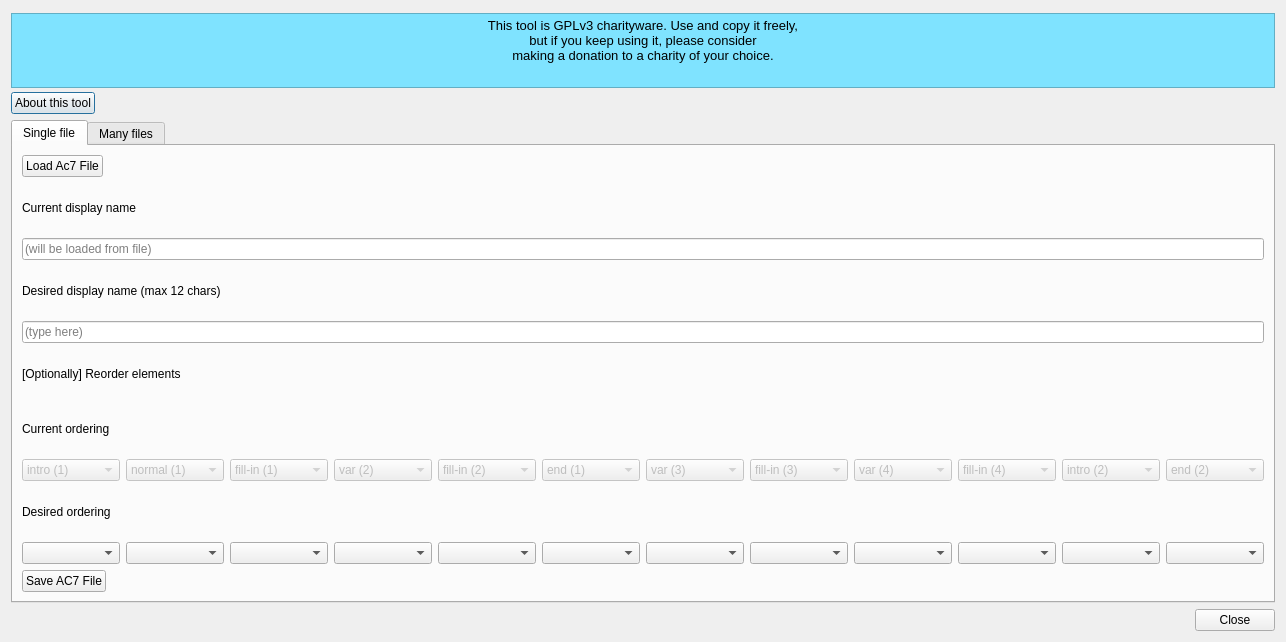
The window that ac7renamer/ac7renamerdlg.ui (shimpe/ac7renamer) describes before a commit, drawn with Qt 5.
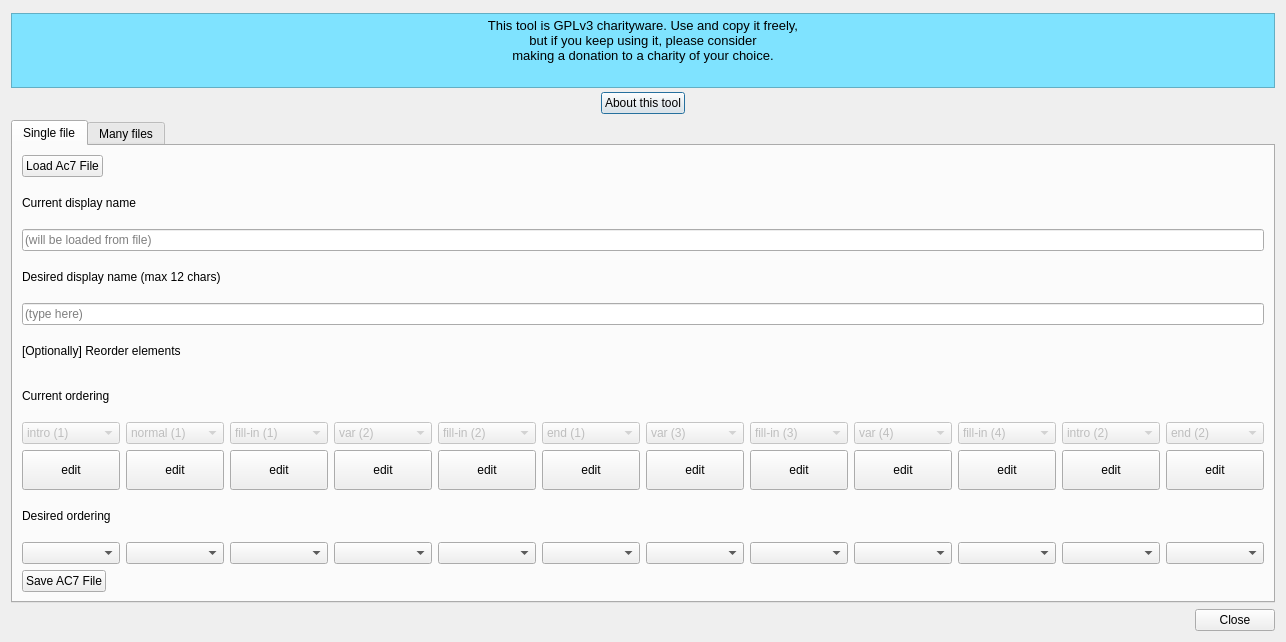
The same window after the commit. Icons and pictures are not drawn.

Diff of the .ui file:
```diff
--- a/ac7renamer/ac7renamerdlg.ui
+++ b/ac7renamer/ac7renamerdlg.ui
@@ -23,7 +23,9 @@
   <property name="styleSheet">
    <string notr="true"/>
   </property>
-  <layout class="QVBoxLayout" name="verticalLayout">
+  <layout class="QVBoxLayout" name="verticalLayout_2">
+   <item>
+    <layout class="QHBoxLayout" name="horizontalLayout_5">
    <item>
     <widget class="QTextBrowser" name="textBrowser">
      <property name="sizePolicy">
@@ -64,8 +66,23 @@
      </property>
     </widget>
    </item>
+    </layout>
+   </item>
    <item>
-    <layout class="QHBoxLayout" name="horizontalLayout_5">
+    <layout class="QHBoxLayout" name="horizontalLayout_8">
+     <item>
+      <spacer name="horizontalSpacer_6">
+       <property name="orientation">
+        <enum>Qt::Horizontal</enum>
+       </property>
+       <property name="sizeHint" stdset="0">
+        <size>
+         <width>40</width>
+         <height>20</height>
+        </size>
+       </property>
+      </spacer>
+     </item>
      <item>
       <widget class="QPushButton" name="aboutButton">
        <property name="text">
@@ -89,8 +106,6 @@
     </layout>
    </item>
    <item>
-    <layout class="QVBoxLayout" name="verticalLayout_2">
-     <item>
       <widget class="QTabWidget" name="tabWidget">
        <property name="currentIndex">
         <number>0</number>
@@ -99,7 +114,7 @@
         <attribute name="title">
          <string>Single file</string>
         </attribute>
-        <layout class="QVBoxLayout" name="verticalLayout_3">
+      <layout class="QVBoxLayout" name="verticalLayout">
          <item>
           <layout class="QHBoxLayout" name="horizontalLayout">
            <item>
@@ -347,6 +362,166 @@
            </item>
           </layout>
          </item>
+       <item>
+        <layout class="QHBoxLayout" name="horizontalLayout_6">
+         <item>
+          <widget class="QPushButton" name="editEl1">
+           <property name="sizePolicy">
+            <sizepolicy hsizetype="Minimum" vsizetype="Minimum">
+             <horstretch>0</horstretch>
+             <verstretch>0</verstretch>
+            </sizepolicy>
+           </property>
+           <property name="text">
+            <string>edit</string>
+           </property>
+          </widget>
+         </item>
+         <item>
+          <widget class="QPushButton" name="editEl2">
+           <property name="sizePolicy">
+            <sizepolicy hsizetype="Minimum" vsizetype="Minimum">
+             <horstretch>0</horstretch>
+             <verstretch>0</verstretch>
+            </sizepolicy>
+           </property>
+           <property name="text">
+            <string>edit</string>
+           </property>
+          </widget>
+         </item>
+         <item>
+          <widget class="QPushButton" name="editEl4">
+           <property name="sizePolicy">
+            <sizepolicy hsizetype="Minimum" vsizetype="Minimum">
+             <horstretch>0</horstretch>
+             <verstretch>0</verstretch>
+            </sizepolicy>
+           </property>
+           <property name="text">
+            <string>edit</string>
+           </property>
+          </widget>
+         </item>
+         <item>
+          <widget class="QPushButton" name="editEl3">
+           <property name="sizePolicy">
+            <sizepolicy hsizetype="Minimum" vsizetype="Minimum">
+             <horstretch>0</horstretch>
+             <verstretch>0</verstretch>
+            </sizepolicy>
+           </property>
+           <property name="text">
+            <string>edit</string>
+           </property>
+          </widget>
+         </item>
+         <item>
+          <widget class="QPushButton" name="editEl5">
+           <property name="sizePolicy">
+            <sizepolicy hsizetype="Minimum" vsizetype="Minimum">
+             <horstretch>0</horstretch>
+             <verstretch>0</verstretch>
+            </sizepolicy>
+           </property>
+           <property name="text">
+            <string>edit</string>
+           </property>
+          </widget>
+         </item>
+         <item>
+          <widget class="QPushButton" name="editEl6">
+           <property name="sizePolicy">
+            <sizepolicy hsizetype="Minimum" vsizetype="Minimum">
+             <horstretch>0</horstretch>
+             <verstretch>0</verstretch>
+            </sizepolicy>
+           </property>
+           <property name="text">
+            <string>edit</string>
+           </property>
+          </widget>
+         </item>
+         <item>
+          <widget class="QPushButton" name="editEl8">
+           <property name="sizePolicy">
+            <sizepolicy hsizetype="Minimum" vsizetype="Minimum">
+             <horstretch>0</horstretch>
+             <verstretch>0</verstretch>
+            </sizepolicy>
+           </property>
+           <property name="text">
+            <string>edit</string>
+           </property>
+          </widget>
+         </item>
+         <item>
+          <widget class="QPushButton" name="editEl10">
+           <property name="sizePolicy">
+            <sizepolicy hsizetype="Minimum" vsizetype="Minimum">
+             <horstretch>0</horstretch>
+             <verstretch>0</verstretch>
+            </sizepolicy>
+           </property>
+           <property name="text">
+            <string>edit</string>
+           </property>
+          </widget>
+         </item>
+         <item>
+          <widget class="QPushButton" name="editEl9">
+           <property name="sizePolicy">
+            <sizepolicy hsizetype="Minimum" vsizetype="Minimum">
+             <horstretch>0</horstretch>
+             <verstretch>0</verstretch>
+            </sizepolicy>
+           </property>
+           <property name="text">
+            <string>edit</string>
+           </property>
+          </widget>
+         </item>
+         <item>
+          <widget class="QPushButton" name="editEl11">
+           <property name="sizePolicy">
+            <sizepolicy hsizetype="Minimum" vsizetype="Minimum">
+             <horstretch>0</horstretch>
+             <verstretch>0</verstretch>
+            </sizepolicy>
+           </property>
+           <property name="text">
+            <string>edit</string>
+           </property>
+          </widget>
+         </item>
+         <item>
+          <widget class="QPushButton" name="editEl7">
+           <property name="sizePolicy">
+            <sizepolicy hsizetype="Minimum" vsizetype="Minimum">
+             <horstretch>0</horstretch>
+             <verstretch>0</verstretch>
+            </sizepolicy>
+           </property>
+           <property name="text">
+            <string>edit</string>
+           </property>
+          </widget>
+         </item>
+         <item>
+          <widget class="QPushButton" name="editEl12">
+           <property name="sizePolicy">
+            <sizepolicy hsizetype="Minimum" vsizetype="Minimum">
+             <horstretch>0</horstretch>
+             <verstretch>0</verstretch>
+            </sizepolicy>
+           </property>
+           <property name="text">
+            <string>edit</string>
+           </property>
+          </widget>
+         </item>
+        </layout>
+       </item>
          <item>
           <widget class="QLabel" name="label_4">
            <property name="text">
@@ -570,8 +745,6 @@
       </widget>
      </item>
     </layout>
-   </item>
-  </layout>
  </widget>
  <tabstops>
   <tabstop>textBrowser</tabstop>
```
Left out of the diff: 22 changed lines with no effect on the pictures. Lines whose indentation alone changed are shown as unchanged.
